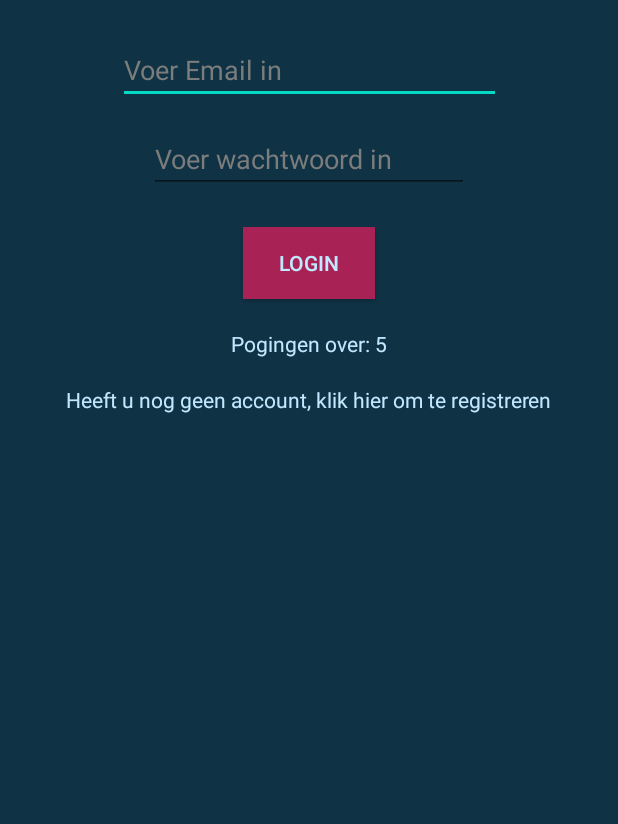
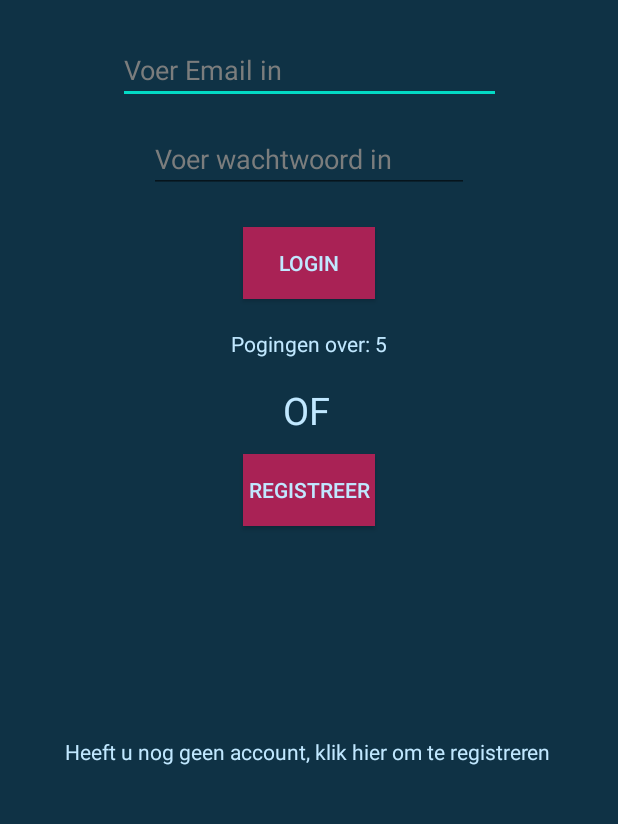
Before and after one commit to Blamant/LoginApplication, an Android app: the screen it shows after launch (LoginActivity), on a phone screen of 412 x 824 dp, the part 401-1225 px from its top. Run offline under Robolectric (Android 15) with nearby library versions, the phone set to English and light mode, and no system bars.

Commit message:
knop change voor login naar registreer en andersom voor de helft af

```diff
--- a/app/src/main/java/com/example/loginapplication/LoginActivity.java
+++ b/app/src/main/java/com/example/loginapplication/LoginActivity.java
@@ -37,7 +37,7 @@ class Credentials {
         ePassword = findViewById(R.id.edtPassword);
         eAttemptsInfo = findViewById(R.id.tvAttemptsInfo);
         eLogin = findViewById(R.id.btnLogin);
-        eRegister = findViewById(R.id.tvRegisterAnAccount);
+        eRegister = findViewById(R.id.btnGoToRegister);
 
         eLogin.setOnClickListener(new View.OnClickListener() {
             @Override
--- a/app/src/main/res/layout/login_activity.xml
+++ b/app/src/main/res/layout/login_activity.xml
@@ -62,5 +62,25 @@
             android:layout_height="wrap_content" android:id="@+id/tvRegisterAnAccount"
             app:layout_constraintTop_toBottomOf="@+id/tvAttemptsInfo"
             app:layout_constraintBottom_toBottomOf="parent" app:layout_constraintStart_toStartOf="parent"
+            app:layout_constraintEnd_toEndOf="parent" app:layout_constraintVertical_bias="0.845"
+            app:layout_constraintHorizontal_bias="0.493"/>
+    <TextView
+            android:text="OF"
+            android:textColor="#C1E8FF"
+            android:textSize="25dp"
+            android:layout_width="33dp"
+            android:layout_height="33dp" android:id="@+id/textView"
+            app:layout_constraintTop_toBottomOf="@+id/tvAttemptsInfo"
+            app:layout_constraintBottom_toBottomOf="parent" app:layout_constraintStart_toStartOf="parent"
+            app:layout_constraintEnd_toEndOf="parent" app:layout_constraintHorizontal_bias="0.498"
+            app:layout_constraintVertical_bias="0.060000002"/>
+    <Button
+            android:text="Registreer"
+            android:background="#A92255"
+            android:textColor="#C1E8FF"
+            android:layout_width="wrap_content"
+            android:layout_height="wrap_content" android:id="@+id/btnGoToRegister"
+            app:layout_constraintTop_toBottomOf="@+id/textView"
+            app:layout_constraintBottom_toBottomOf="parent" app:layout_constraintStart_toStartOf="parent"
             app:layout_constraintEnd_toEndOf="parent" app:layout_constraintVertical_bias="0.060000002"/>
 </androidx.constraintlayout.widget.ConstraintLayout>
```
